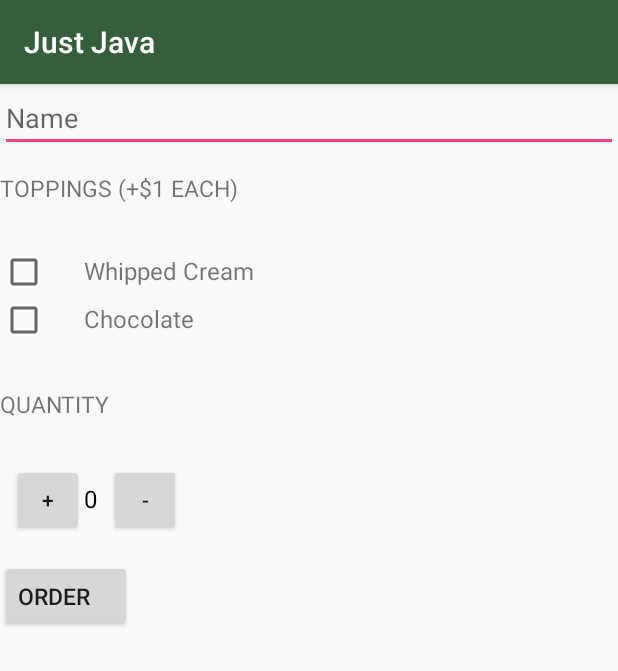
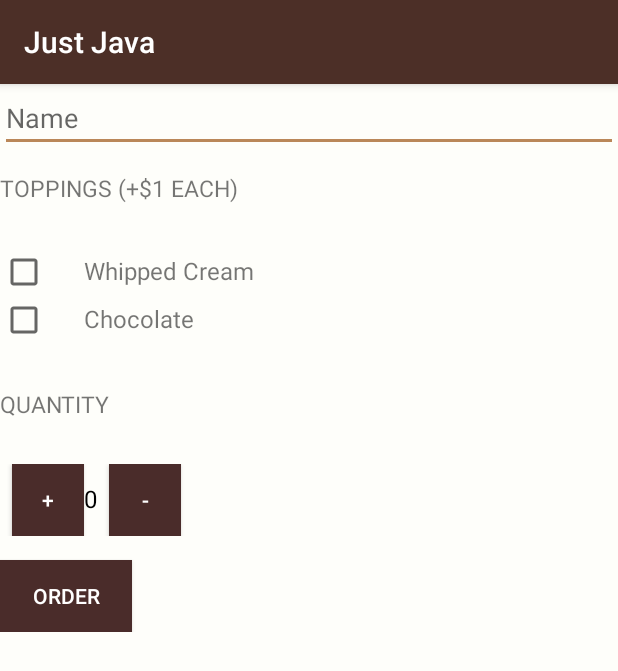
Before and after one commit to ddanskin/justjava, an Android app: the screen it shows after launch (MainActivity), on a phone screen of 412 x 824 dp. Shown: the top 671 px of the screen. Run offline under Robolectric (Android 15) with nearby library versions, the phone set to English and light mode, and no system bars.

Commit message:
Edit color theme for app to shades of brown

```diff
--- a/app/src/main/res/layout/activity_main.xml
+++ b/app/src/main/res/layout/activity_main.xml
@@ -3,6 +3,7 @@
     xmlns:tools="http://schemas.android.com/tools"
     android:layout_width="match_parent"
     android:layout_height="match_parent"
+    android:background="#fefefa"
     tools:context=".MainActivity">
 
     <LinearLayout xmlns:android="http://schemas.android.com/apk/res/android"
@@ -95,7 +96,10 @@
 
         <Button
             android:id="@+id/order_button"
-            style="@style/HeaderTextStyle"
+            android:layout_height="wrap_content"
+            android:layout_width="wrap_content"
+            android:background="@color/colorPrimaryDark"
+            android:textColor="#ffffff"
             android:layout_marginTop="16dp"
             android:onClick="submitOrder"
             android:text="@string/order" />
--- a/app/src/main/res/values/colors.xml
+++ b/app/src/main/res/values/colors.xml
@@ -1,6 +1,6 @@
 <?xml version="1.0" encoding="utf-8"?>
 <resources>
-    <color name="colorPrimary">#355E3B</color>
-    <color name="colorPrimaryDark">#303F9F</color>
-    <color name="colorAccent">#FF4081</color>
+    <color name="colorPrimary">#4c2f27</color>
+    <color name="colorPrimaryDark">#4a2c2a</color>
+    <color name="colorAccent">#ba8759</color>
 </resources>
--- a/app/src/main/res/values/styles.xml
+++ b/app/src/main/res/values/styles.xml
@@ -12,6 +12,8 @@
         <item name="android:layout_width">48dp</item>
         <item name="android:layout_height">48dp</item>
         <item name="android:layout_marginLeft">8dp</item>
+        <item name="android:background">@color/colorPrimaryDark</item>
+        <item name="android:textColor">#ffffff</item>
     </style>
 
     <style name="HeaderTextStyle">
```
